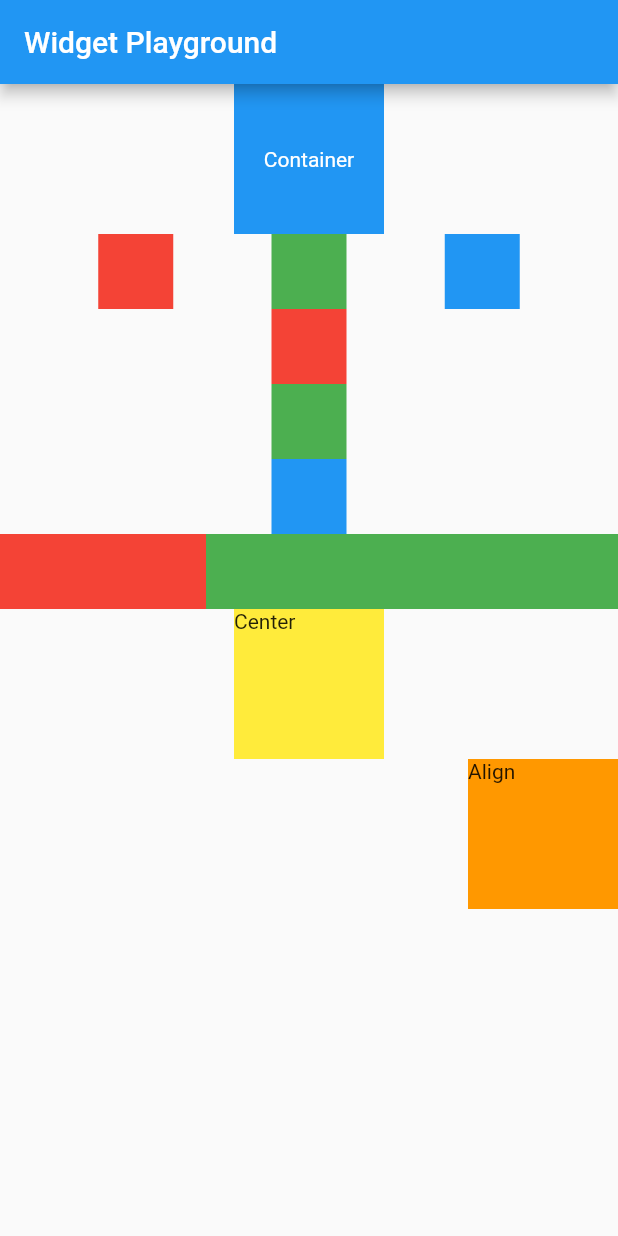
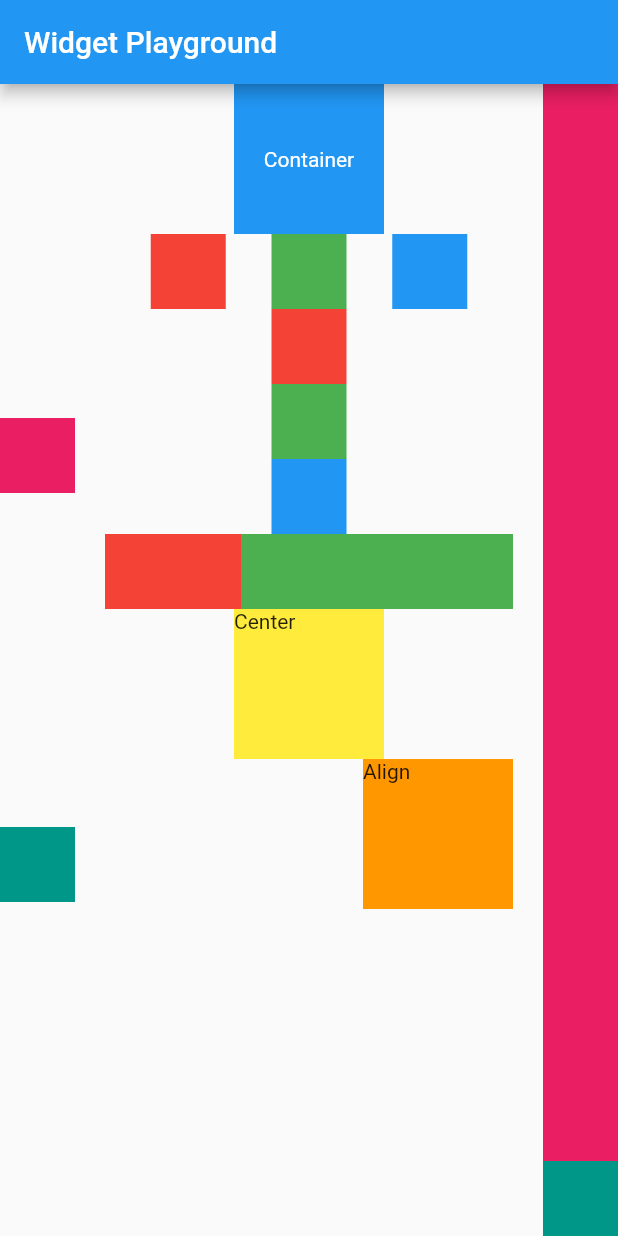
Before and after one commit to wilyanto-ws-mikroskil/widget-playground, a Flutter app: the screen it shows after launch, on a phone screen of 412 x 824 dp. Run offline on Flutter 3.47's test engine with Material 2 defaults, Android fonts, the light colour scheme and no system bars.

Commit message:
✨feature: update widget combination

```diff
--- a/lib/main.dart
+++ b/lib/main.dart
@@ -25,7 +25,27 @@ class WidgetPlayground extends StatelessWidget {
 
   @override
   Widget build(BuildContext context) {
-    return SingleChildScrollView(
+    return Row(
+      children: [
+        Column(
+          mainAxisAlignment: MainAxisAlignment.spaceEvenly,
+          children: [
+            Container(
+              color: Colors.pink,
+              width: 50,
+              height: 50,
+            ),
+            Center(
+              child: Container(
+                color: Colors.teal,
+                width: 50,
+                height: 50,
+              ),
+            ),
+          ],
+        ),
+        const SizedBox(width: 20),
+        Expanded(
           child: Column(
             children: [
               // Container Example
@@ -86,7 +106,7 @@ class WidgetPlayground extends StatelessWidget {
               // Expanded and Flexible Example
               Row(
                 children: [
-              Expanded(
+                  Flexible(
                     flex: 1,
                     child: Container(
                       color: Colors.red,
@@ -125,6 +145,28 @@ class WidgetPlayground extends StatelessWidget {
               ),
             ],
           ),
+        ),
+        const SizedBox(width: 20),
+        Column(
+          mainAxisAlignment: MainAxisAlignment.spaceEvenly,
+          children: [
+            Expanded(
+              child: Container(
+                color: Colors.pink,
+                width: 50,
+                height: 50,
+              ),
+            ),
+            Center(
+              child: Container(
+                color: Colors.teal,
+                width: 50,
+                height: 50,
+              ),
+            ),
+          ],
+        ),
+      ],
     );
   }
 }
```
Lines whose indentation alone changed are shown as unchanged.
